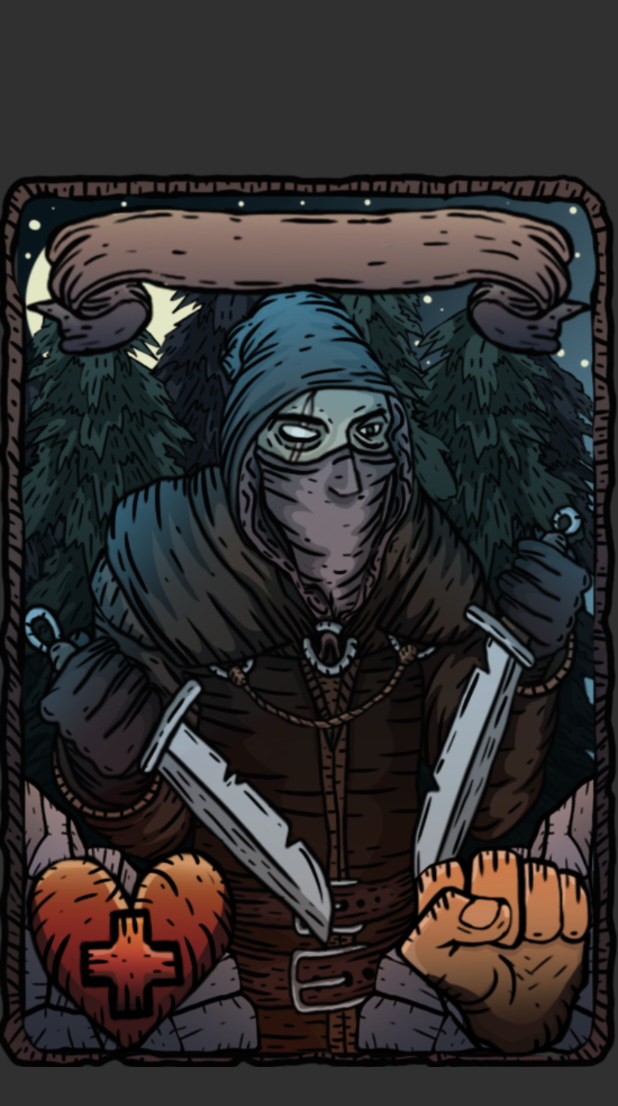
After one commit to UserGamerDeveloper/project-client, an Android app: the fragment CardFrontFragment shown on its own in the app's theme, on a phone screen of 412 x 824 dp. The commit adds this screen. Shown: the top 1106 px of the screen. Run offline under Robolectric (Android 15) with nearby library versions, the phone set to English and light mode, and no system bars.

Commit message:
тест анимации успешно завершен

```diff
--- /dev/null
+++ b/app/src/main/java/com/example/skatt/myapplication/CardFrontFragment.java
@@ -0,0 +1,19 @@
+package com.example.skatt.myapplication;
+
+import android.os.Bundle;
+import android.app.Fragment;
+import android.view.LayoutInflater;
+import android.view.View;
+import android.view.ViewGroup;
+
+/**
+ * A fragment representing the front of the card.
+ */
+
+public class CardFrontFragment extends Fragment {
+    @Override
+    public View onCreateView(LayoutInflater inflater, ViewGroup container,
+                             Bundle savedInstanceState) {
+        return inflater.inflate(R.layout.fragment_card_front, container, false);
+    }
+}
--- a/app/src/main/res/layout/activity_main.xml
+++ b/app/src/main/res/layout/activity_main.xml
@@ -2,6 +2,7 @@
 <android.support.constraint.ConstraintLayout xmlns:android="http://schemas.android.com/apk/res/android"
     xmlns:app="http://schemas.android.com/apk/res-auto"
     xmlns:tools="http://schemas.android.com/tools"
+    android:id="@+id/layout"
     android:layout_width="match_parent"
     android:layout_height="match_parent"
     android:background="@drawable/stol_back"
--- /dev/null
+++ b/app/src/main/res/layout/fragment_card_front.xml
@@ -0,0 +1,20 @@
+<?xml version="1.0" encoding="utf-8"?>
+<android.support.constraint.ConstraintLayout
+    xmlns:android="http://schemas.android.com/apk/res/android"
+    android:layout_width="match_parent"
+    android:layout_height="match_parent"
+    xmlns:app="http://schemas.android.com/apk/res-auto" >
+
+    <ImageView
+        android:id="@+id/imageView9"
+        android:layout_width="0dp"
+        android:layout_height="0dp"
+        android:adjustViewBounds="true"
+        android:onClick="Flip"
+        app:layout_constraintBottom_toBottomOf="parent"
+        app:layout_constraintLeft_toLeftOf="parent"
+        app:layout_constraintRight_toRightOf="parent"
+        app:layout_constraintTop_toTopOf="parent"
+        app:srcCompat="@drawable/golovorez" />
+
+</android.support.constraint.ConstraintLayout>
--- /dev/null
+++ b/app/src/main/res/values/integers.xml
@@ -0,0 +1,5 @@
+<?xml version="1.0" encoding="utf-8"?>
+<resources>
+    <integer name="card_flip_time_half">15000</integer>
+    <integer name="card_flip_time_full">30000</integer>
+</resources>
```
Also changed, not shown: app/src/main/java/com/example/skatt/myapplication/CardBackFragment.java (added, +19 -0 lines), app/src/main/java/com/example/skatt/myapplication/MainActivity.java (+59 -0 lines), app/src/main/res/animator/card_flip_left_in.xml (added, +25 -0 lines), app/src/main/res/animator/card_flip_left_out.xml (added, +18 -0 lines), app/src/main/res/animator/card_flip_right_in.xml (added, +25 -0 lines), app/src/main/res/animator/card_flip_right_out.xml (added, +18 -0 lines), app/src/main/res/drawable/hp.xml (+5 -3 lines), app/src/main/res/layout/fragment_card_back.xml (added, +17 -0 lines).
